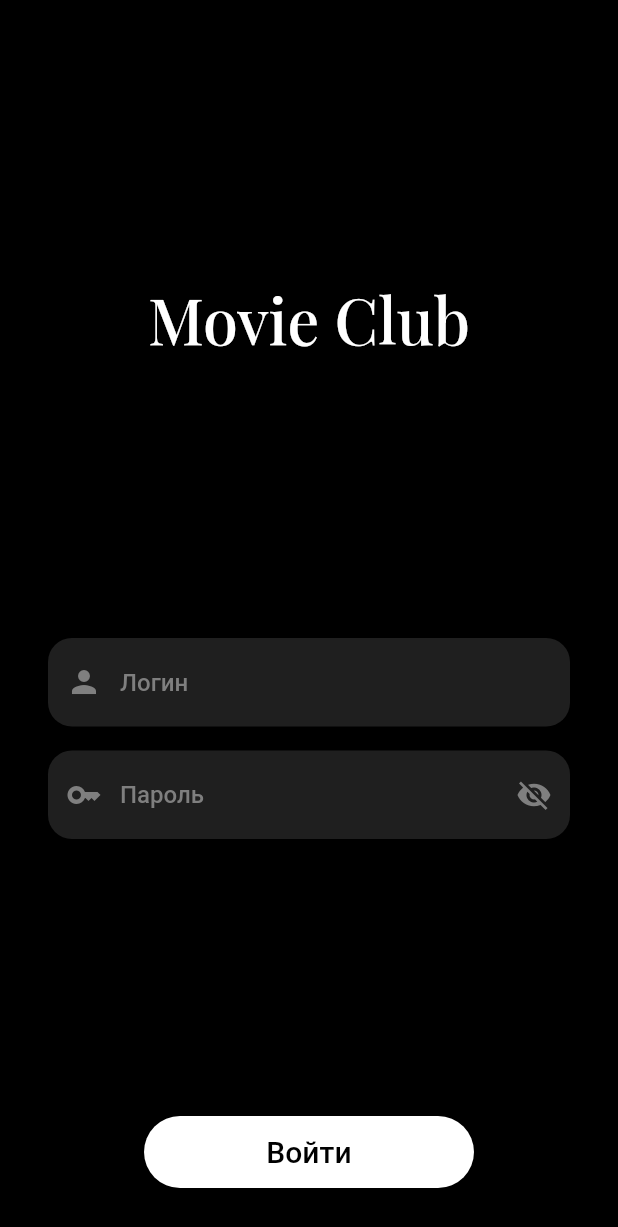
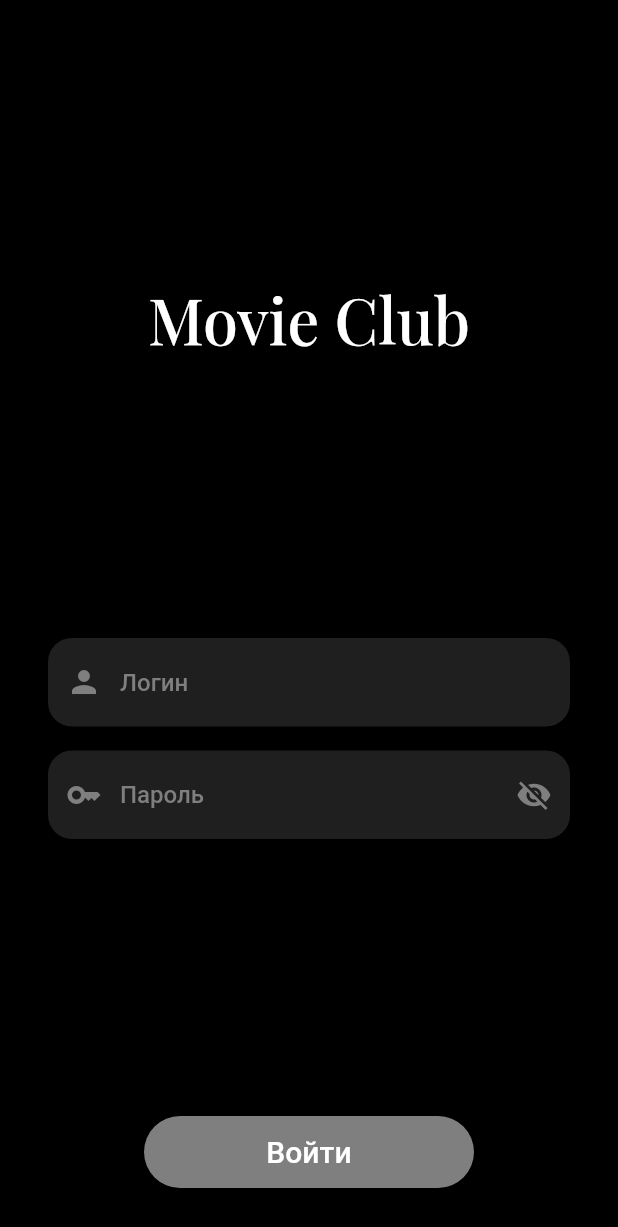
Before and after one commit to Souljeee/movies_club, a Flutter app: the screen it shows after launch, on a phone screen of 412 x 824 dp. Shown: the top 1227 px of the screen. Run offline on Flutter 3.47's test engine with Material 2 defaults, Android fonts, the phone set to English and light mode, and no system bars; drawn by our look-alikes of reactive_forms; our stand-ins replace go_router.

Commit message:
feat(auth_page): add reactive forms support

```diff
--- a/lib/common/ui/widgets/action_button.dart
+++ b/lib/common/ui/widgets/action_button.dart
@@ -3,11 +3,11 @@ import 'package:movies_club/common/res/colors.dart';
 
 class ActionButton extends StatelessWidget {
   final String title;
-  final VoidCallback onTap;
+  final VoidCallback? onTap;
 
   const ActionButton({
     required this.title,
-    required this.onTap,
+    this.onTap,
     Key? key,
   }) : super(key: key);
 
@@ -22,13 +22,13 @@ class ActionButton extends StatelessWidget {
           height: 48,
           decoration: BoxDecoration(
             borderRadius: BorderRadius.circular(32),
-            color: ResColors.white,
+            color: onTap != null ? ResColors.white : ResColors.grayLight,
           ),
           child: Center(
             child: Text(
               title,
               style: TextStyle(
-                color: ResColors.black,
+                color: onTap != null ? ResColors.black : ResColors.white,
                 fontSize: 20,
                 fontWeight: FontWeight.w500,
               ),
--- a/lib/features/auth/ui/auth_page.dart
+++ b/lib/features/auth/ui/auth_page.dart
@@ -29,7 +29,7 @@ class _AuthPageState extends State<AuthPage> {
   final _loginFocusNode = FocusNode();
   final _passwordFocusNode = FocusNode();
 
-  late final _authForm = FormGroup({
+  late final _authFormGroup = FormGroup({
     'login': _loginController,
     'password': _passwordController,
   });
@@ -44,6 +44,8 @@ class _AuthPageState extends State<AuthPage> {
       child: Scaffold(
         backgroundColor: ResColors.black,
         body: SafeArea(
+          child: ReactiveForm(
+            formGroup: _authFormGroup,
             child: Column(
               children: [
                 const Spacer(),
@@ -61,10 +63,16 @@ class _AuthPageState extends State<AuthPage> {
                   ),
                 ),
                 const Spacer(),
-              ActionButton(
+                ReactiveFormConsumer(
+                  builder: (context, form, widget) {
+                    return ActionButton(
                       title: 'Войти',
-                onTap: (){
+                      onTap: form.valid
+                          ? () {
                               // TODO
+                            }
+                          : null,
+                    );
                   },
                 ),
                 const SizedBox(height: 32),
@@ -72,6 +80,7 @@ class _AuthPageState extends State<AuthPage> {
             ),
           ),
         ),
+      ),
     );
   }
 }
```
Lines whose indentation alone changed are shown as unchanged.
